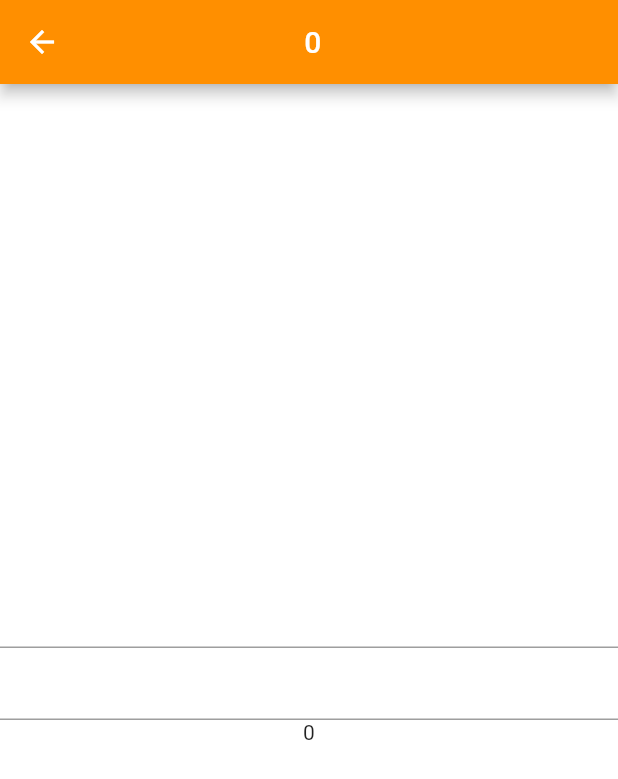
After one commit to Somnath6Das/riverpod-flutter, a Flutter app: the screen it shows after launch, after a tap on "Change Notifier Provider", on a phone screen of 412 x 824 dp. The commit adds this screen. Shown: the top 779 px of the screen. Run offline on Flutter 3.47's test engine with Material 2 defaults, Android fonts, the light colour scheme and no system bars; our stand-ins replace flutter_riverpod.

Commit message:
complete-cnp

```diff
--- /dev/null
+++ b/lib/change_notifier_provider/change_notifier_provider.dart
@@ -0,0 +1,51 @@
+import 'package:flutter/material.dart';
+import 'package:flutter_riverpod/flutter_riverpod.dart';
+import 'package:riverpod_learn/main.dart';
+
+import '../state_notifier_provider/userModel.dart';
+
+
+class ChangeNotifierProvider extends ConsumerWidget {
+  const ChangeNotifierProvider({super.key});
+
+  void onSubmitName(WidgetRef ref, String value) {
+    ref.read(userChangeNotifierProvider).updateName(value);
+  }
+
+  void onSubmitAge(WidgetRef ref, int value) {
+    ref.read(userChangeNotifierProvider).updateAge(value);
+  }
+
+  @override
+  Widget build(BuildContext context, WidgetRef ref) {
+    final user = ref.watch(userChangeNotifierProvider).user;
+
+    // this is a mutable provider so that you can change the provider value outside of UserNotifierChange class
+    // ref.watch(userChangeNotifierProvider).user = const User(name: "", age: 0);
+
+    return Scaffold(
+      backgroundColor: Colors.white,
+      appBar: AppBar(
+        centerTitle: true,
+        title: Text("${user.name} ${user.age}"),
+        backgroundColor: Colors.amber.shade800,
+      ),
+      body: Column(
+        mainAxisAlignment: MainAxisAlignment.center,
+        children: [
+          Center(
+            child: TextField(
+              onSubmitted: ((value) => onSubmitName(ref, value)),
+            ),
+          ),
+          Center(
+            child: TextField(
+              onSubmitted: ((value) => onSubmitAge(ref, int.parse(value))),
+              keyboardType: TextInputType.number,
+            ),
+          ),Text(user.age.toString()),
+        ],
+      ),
+    );
+  }
+}
--- /dev/null
+++ b/lib/change_notifier_provider/user_notifier_change.dart
@@ -0,0 +1,19 @@
+import 'package:flutter/widgets.dart';
+import 'package:riverpod_learn/state_notifier_provider/userModel.dart';
+
+//? this is a mutable provider its means you can change the variable value beyond UserNotifierChange class.
+
+class UserNotifierChange extends ChangeNotifier {
+  User user = const User(name: "", age: 0);
+
+  void updateName(String n) {
+    user = user.copyWith(name: n);
+    // its has must me notifyListeners() method.
+    notifyListeners();
+  }
+
+  void updateAge(int a) {
+    user = user.copyWith(age: a);
+    notifyListeners();
+  }
+}
--- a/lib/home_page.dart
+++ b/lib/home_page.dart
@@ -1,4 +1,5 @@
 import 'package:flutter/material.dart';
+import 'package:riverpod_learn/change_notifier_provider/change_notifier_provider.dart';
 import 'package:riverpod_learn/consumer_widget/consumer_widget.dart';
 import 'package:riverpod_learn/state_notifier_provider/state_notifier_provider.dart';
 import 'package:riverpod_learn/state_notifier_provider_two/state_notifier_provider_two.dart';
@@ -90,6 +91,21 @@ class HomePage extends StatelessWidget {
           const SizedBox(
             height: 10,
           ),
+        MaterialButton(
+            padding: const EdgeInsets.symmetric(horizontal: 100, vertical: 15),
+            color: Colors.amber.shade100,
+            onPressed: () {
+              Navigator.push(
+                  context,
+                  MaterialPageRoute(
+                      builder: (context) => const ChangeNotifierProvider(
+                          )));
+            },
+            child: const Text("Change Notifier Provider"),
+          ),
+          const SizedBox(
+            height: 10,
+          ),
         ]),
       ),
     );
--- a/lib/main.dart
+++ b/lib/main.dart
@@ -1,23 +1,30 @@
 import 'package:flutter/material.dart';
 import 'package:flutter_riverpod/flutter_riverpod.dart';
+import 'package:riverpod_learn/change_notifier_provider/user_notifier_change.dart';
 import 'package:riverpod_learn/state_notifier_provider/userModel.dart';
 import 'package:riverpod_learn/state_notifier_provider_two/user.dart';
 
 import 'home_page.dart';
 
 final nameProvider = StateProvider<String>((ref) => "Somnath");
-
 // either this is String value or null value.
 // final nameProvider = StateProvider<String?>((ref) => null);
 
-final userProvider = StateNotifierProvider<UserNotifier, User>((ref) => UserNotifier(const User(name: "", age: 0)));
+final userProvider = StateNotifierProvider<UserNotifier, User>(
+    (ref) => UserNotifier(const User(name: "", age: 0)));
+//No 2 option we can pass the value in the UserModel page then here no need to pass here the value.
+//final userProvider = StateNotifierProvider<UserNotifier, User>((ref) => UserNotifier());
+
+final userProviderTwo = StateNotifierProvider<UserNotifierOne, UserOne>(
+    (ref) => UserNotifierOne(const UserOne(name: "", age: 35)));
 
 
-    //No 2 option we can pass the value in the UserModel page then here no need to pass here the value.
-    //final userProvider = StateNotifierProvider<UserNotifier, User>((ref) => UserNotifier());
+
+// This is the only mutable provider that is ChangeNotifierProvider.
+final userChangeNotifierProvider =
+    ChangeNotifierProvider((ref) => UserNotifierChange());
 
 
-final userProviderTwo = StateNotifierProvider<UserNotifierOne, UserOne>((ref) => UserNotifierOne( const UserOne(name: "", age: 35)));
 
 void main() {
   runApp(const ProviderScope(child: MyApp()));
```
